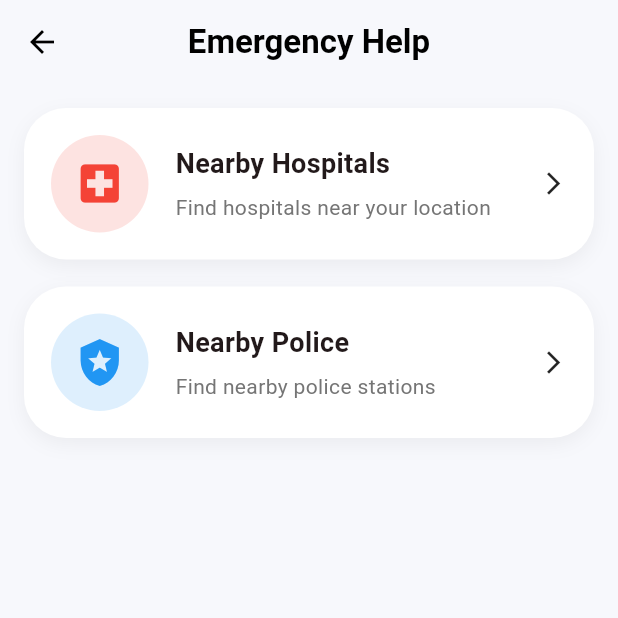
After one commit to RishitaBohra/safeher-women-safety-app, a Flutter app: the ProfileScreen screen opened directly, after a tap on "Emergency Help", on a phone screen of 412 x 824 dp, the top half of it. The commit adds this screen. Run offline on Flutter 3.47's test engine with Material 3 defaults, Android fonts, the phone set to English and light mode, and no system bars; our stand-ins replace cloud_firestore, firebase_auth, firebase_core, firebase_storage, flutter_local_notifications, geocoding and 3 more; missing offline and left inert: geolocator_android; accounts and stored records are empty.

Commit message:
Implement SOS history, emergency places, profile stats, profile editing and safety improvements

```diff
--- /dev/null
+++ b/lib/screens/emergency/emergency_places_screen.dart
@@ -0,0 +1,309 @@
+import 'package:flutter/material.dart';
+import 'package:geolocator/geolocator.dart';
+import 'package:url_launcher/url_launcher.dart';
+
+class EmergencyPlacesScreen extends StatefulWidget {
+  const EmergencyPlacesScreen({super.key});
+
+  @override
+  State<EmergencyPlacesScreen> createState() =>
+      _EmergencyPlacesScreenState();
+}
+
+class _EmergencyPlacesScreenState
+    extends State<EmergencyPlacesScreen> {
+
+  bool isLoading = true;
+
+  double latitude = 0;
+  double longitude = 0;
+
+  @override
+  void initState() {
+    super.initState();
+
+    getCurrentLocation();
+  }
+
+  Future<void>
+      getCurrentLocation() async {
+
+    try {
+
+      Position position =
+          await Geolocator
+              .getCurrentPosition(
+        desiredAccuracy:
+            LocationAccuracy.high,
+      );
+
+      if (!mounted) return;
+
+      setState(() {
+
+        latitude =
+            position.latitude;
+
+        longitude =
+            position.longitude;
+
+        isLoading = false;
+      });
+
+    } catch (e) {
+
+      if (!mounted) return;
+
+      setState(() {
+        isLoading = false;
+      });
+    }
+  }
+
+  Future<void> openMaps(
+      String type) async {
+
+    final Uri url =
+        Uri.parse(
+
+      "https://www.google.com/maps/search/$type/@$latitude,$longitude,14z",
+    );
+
+    await launchUrl(
+      url,
+      mode:
+          LaunchMode.externalApplication,
+    );
+  }
+
+  Widget emergencyCard({
+    required IconData icon,
+    required String title,
+    required String subtitle,
+    required VoidCallback onTap,
+    required Color color,
+  }) {
+
+    return GestureDetector(
+
+      onTap: onTap,
+
+      child: Container(
+
+        margin:
+            const EdgeInsets.only(
+          bottom: 18,
+        ),
+
+        padding:
+            const EdgeInsets.all(
+          18,
+        ),
+
+        decoration:
+            BoxDecoration(
+
+          color: Colors.white,
+
+          borderRadius:
+              BorderRadius.circular(
+                  28),
+
+          boxShadow: [
+
+            BoxShadow(
+              color: Colors.black
+                  .withOpacity(
+                      0.05),
+
+              blurRadius: 10,
+
+              offset:
+                  const Offset(
+                0,
+                4,
+              ),
+            ),
+          ],
+        ),
+
+        child: Row(
+          children: [
+
+            Container(
+
+              height: 65,
+              width: 65,
+
+              decoration:
+                  BoxDecoration(
+
+                color:
+                    color.withOpacity(
+                        0.15),
+
+                shape:
+                    BoxShape.circle,
+              ),
+
+              child: Icon(
+                icon,
+                color: color,
+                size: 34,
+              ),
+            ),
+
+            const SizedBox(
+              width: 18,
+            ),
+
+            Expanded(
+              child: Column(
+
+                crossAxisAlignment:
+                    CrossAxisAlignment
+                        .start,
+
+                children: [
+
+                  Text(
+                    title,
+
+                    style:
+                        const TextStyle(
+
+                      fontSize: 18,
+
+                      fontWeight:
+                          FontWeight.bold,
+                    ),
+                  ),
+
+                  const SizedBox(
+                    height: 6,
+                  ),
+
+                  Text(
+                    subtitle,
+
+                    style:
+                        TextStyle(
+                      color: Colors
+                          .grey.shade600,
+                    ),
+                  ),
+                ],
+              ),
+            ),
+
+            const Icon(
+              Icons.arrow_forward_ios,
+              size: 18,
+            ),
+          ],
+        ),
+      ),
+    );
+  }
+
+  @override
+  Widget build(
+      BuildContext context) {
+
+    return Scaffold(
+
+      backgroundColor:
+          const Color(
+        0xFFF7F8FC,
+      ),
+
+      appBar: AppBar(
+
+        backgroundColor:
+            Colors.transparent,
+
+        elevation: 0,
+
+        centerTitle: true,
+
+        title: const Text(
+          "Emergency Help",
+
+          style: TextStyle(
+            color: Colors.black,
+            fontWeight:
+                FontWeight.bold,
+          ),
+        ),
+
+        iconTheme:
+            const IconThemeData(
+          color: Colors.black,
+        ),
+      ),
+
+      body: isLoading
+
+          ? const Center(
+              child:
+                  CircularProgressIndicator(),
+            )
+
+          : Padding(
+
+              padding:
+                  const EdgeInsets.all(
+                16,
+              ),
+
+              child: Column(
+
+                children: [
+
+                  emergencyCard(
+
+                    icon:
+                        Icons.local_hospital,
+
+                    title:
+                        "Nearby Hospitals",
+
+                    subtitle:
+                        "Find hospitals near your location",
+
+                    color:
+                        Colors.red,
+
+                    onTap: () {
+
+                      openMaps(
+                          "hospital");
+                    },
+                  ),
+
+                  emergencyCard(
+
+                    icon:
+                        Icons.local_police,
+
+                    title:
+                        "Nearby Police",
+
+                    subtitle:
+                        "Find nearby police stations",
+
+                    color:
+                        Colors.blue,
+
+                    onTap: () {
+
+                      openMaps(
+                          "police station");
+                    },
+                  ),
+                ],
+              ),
+            ),
+    );
+  }
+}
--- a/lib/screens/home/home_screen.dart
+++ b/lib/screens/home/home_screen.dart
@@ -9,7 +9,7 @@ import 'package:geolocator/geolocator.dart';
 import '../sos/sos_history_screen.dart';
 import 'package:url_launcher/url_launcher.dart';
 import 'package:geocoding/geocoding.dart';
-
+import '../emergency/emergency_places_screen.dart';
 class HomeScreen extends StatefulWidget {
   const HomeScreen({super.key});
 
--- a/lib/screens/profile/profile_screen.dart
+++ b/lib/screens/profile/profile_screen.dart
@@ -2,6 +2,10 @@ import 'package:flutter/material.dart';
 import 'package:firebase_auth/firebase_auth.dart';
 import 'package:cloud_firestore/cloud_firestore.dart';
 import '../auth/login_screen.dart';
+import '../emergency/emergency_places_screen.dart';
+import 'dart:io';
+import 'package:image_picker/image_picker.dart';
+import 'package:firebase_storage/firebase_storage.dart';
 
 class ProfileScreen extends StatefulWidget {
     const ProfileScreen({super.key});
@@ -30,6 +34,10 @@ final TextEditingController phoneController =
   String email = "";
   int totalContacts = 0;
 int totalAlerts = 0;
+String profileImageUrl = "";
+
+final ImagePicker picker =
+    ImagePicker();
 
   @override
   void initState() {
@@ -90,6 +98,9 @@ final alertsSnapshot =
   phoneController.text =
       doc['phone'] ?? '';
 
+  profileImageUrl =
+    doc['profileImage'] ?? '';
+
   isLoading = false;
 });
         } else {
@@ -114,6 +125,97 @@ final alertsSnapshot =
       });
     }
   }
+
+
+Future<void> pickAndUploadImage() async {
+
+  try {
+
+    final XFile? image =
+        await ImagePicker()
+            .pickImage(
+      source:
+          ImageSource.gallery,
+    );
+
+    if (image == null) return;
+
+    if (!mounted) return;
+
+    setState(() {
+      isLoading = true;
+    });
+
+    final user =
+        FirebaseAuth
+            .instance
+            .currentUser;
+
+    if (user == null) return;
+
+   File file =
+    File(image.path);
+
+final storageRef =
+    FirebaseStorage.instance
+        .ref()
+        .child(
+          'profile_images/${user.uid}.jpg',
+        );
+
+final uploadTask =
+    storageRef.putFile(
+      file,
+    );
+
+await uploadTask;
+
+final imageUrl =
+    await storageRef
+        .getDownloadURL();
+    await FirebaseFirestore
+    .instance
+    .collection('users')
+    .doc(user.uid)
+    .set({
+
+      'profileImage':
+          imageUrl,
+
+    }, SetOptions(
+      merge: true,
+));
+    setState(() {
+
+      profileImageUrl =
+          imageUrl;
+
+      isLoading =
+          false;
+    });
+
+    ScaffoldMessenger.of(
+      context,
+    ).showSnackBar(
+
+      const SnackBar(
+        content: Text(
+          "Profile updated",
+        ),
+      ),
+    );
+
+  } catch (e) {
+
+    setState(() {
+      isLoading = false;
+    });
+
+    print(
+      "Upload error: $e",
+    );
+  }
+}
 
   @override
   Widget build(BuildContext context) {
@@ -238,11 +340,32 @@ final alertsSnapshot =
                           ],
                         ),
 
-                        child: const Icon(
-                          Icons.person,
-                          color: Colors.white,
-                          size: 60,
-                        ),
+                        child: GestureDetector(
+
+  onTap: () {
+
+    pickAndUploadImage();
+  },
+
+  child: ClipOval(
+
+    child:
+        profileImageUrl.isEmpty
+
+        ? const Icon(
+            Icons.person,
+            color: Colors.white,
+            size: 60,
+          )
+
+        : Image.network(
+            profileImageUrl,
+            fit: BoxFit.cover,
+            width: 85,
+            height: 85,
+          ),
+  ),
+),
                       ),
 
                       const SizedBox(height: 20),
@@ -535,6 +658,75 @@ profileStat(
 
                 const SizedBox(height: 28),
 
+                const SizedBox(height: 18),
+
+Container(
+  decoration: BoxDecoration(
+    color: Colors.white,
+    borderRadius:
+        BorderRadius.circular(24),
+
+    boxShadow: [
+      BoxShadow(
+        color: Colors.black
+            .withOpacity(0.04),
+        blurRadius: 10,
+      ),
+    ],
+  ),
+
+  child: ListTile(
+
+    leading: Container(
+      padding:
+          const EdgeInsets.all(10),
+
+      decoration: BoxDecoration(
+        color: Colors.red
+            .withOpacity(0.1),
+
+        shape:
+            BoxShape.circle,
+      ),
+
+      child: const Icon(
+        Icons.emergency,
+        color: Colors.red,
+      ),
+    ),
+
+    title: const Text(
+      "Emergency Help",
+      style: TextStyle(
+        fontWeight:
+            FontWeight.bold,
+      ),
+    ),
+
+    subtitle: const Text(
+      "Nearby hospitals & police",
+    ),
+
+    trailing: const Icon(
+      Icons.arrow_forward_ios,
+      size: 18,
+    ),
+
+    onTap: () {
+
+      Navigator.push(
+        context,
+        MaterialPageRoute(
+          builder: (_) =>
+              const EmergencyPlacesScreen(),
+        ),
+      );
+    },
+  ),
+),
+
+SizedBox(height: 18),
+
                 // ================= LOGOUT =================
 
                 SizedBox(
--- a/pubspec.yaml
+++ b/pubspec.yaml
@@ -24,6 +24,8 @@ dependencies:
   geocoding: ^3.0.0
   flutter_local_notifications: ^19.4.0
   timezone: ^0.10.0
+  firebase_storage: ^13.0.1
+  image_picker: ^1.1.2
 
 dev_dependencies:
   flutter_test:
```
Also changed, not shown: lib/screens/sos/sos_active_screen.dart (+22 -10 lines), pubspec.lock, 7 other files.
